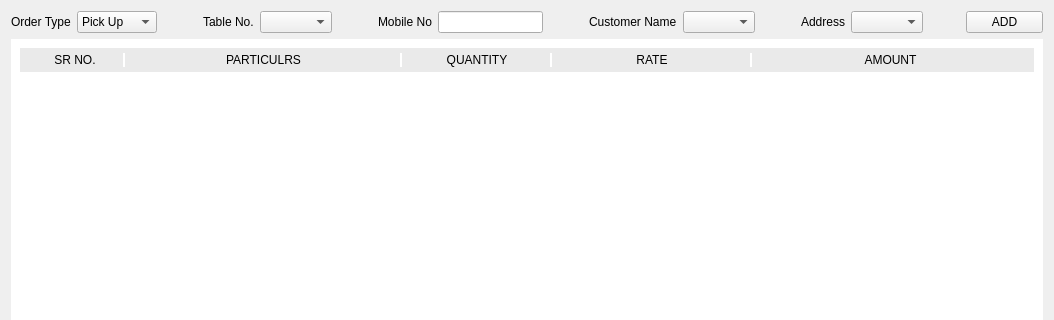
Old version of the form menu/order/orderwidget.ui in the repository Anmol-A-jain/Dyner; both pictures show x 0 to 1054 and y 0 to 320 of the 1054 by 729 pixel window.
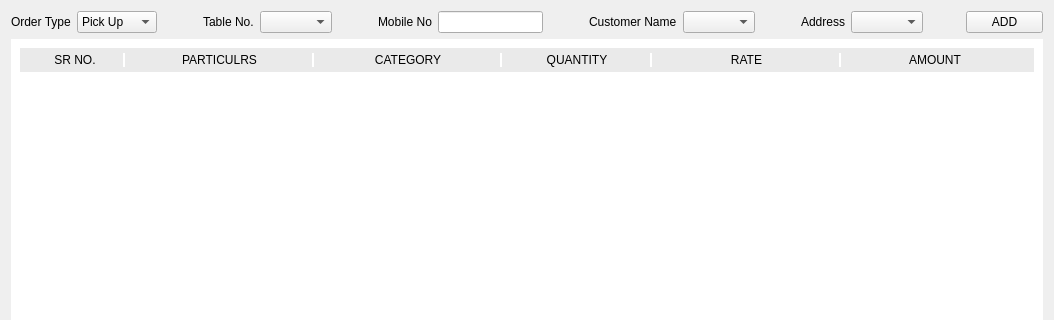
New version of the form.

Patch:
```diff
--- a/menu/order/orderwidget.ui
+++ b/menu/order/orderwidget.ui
@@ -263,6 +263,23 @@
              </property>
             </widget>
            </item>
+           <item>
+            <widget class="QLabel" name="label">
+             <property name="maximumSize">
+              <size>
+               <width>250</width>
+               <height>16777215</height>
+              </size>
+             </property>
+             <property name="styleSheet">
+              <string notr="true">border-right:2px solid white;
+</string>
+             </property>
+             <property name="text">
+              <string>&lt;html&gt;&lt;head/&gt;&lt;body&gt;&lt;p align=&quot;center&quot;&gt;CATEGORY&lt;/p&gt;&lt;/body&gt;&lt;/html&gt;</string>
+             </property>
+            </widget>
+           </item>
            <item>
             <widget class="QLabel" name="lblQty">
              <property name="maximumSize">
@@ -307,7 +324,7 @@
             <widget class="QLabel" name="lblAmt">
              <property name="maximumSize">
               <size>
-               <width>300</width>
+               <width>250</width>
                <height>16777215</height>
               </size>
              </property>
@@ -352,6 +369,21 @@
             <item>
              <widget class="QWidget" name="widget" native="true">
               <layout class="QVBoxLayout" name="verticalLayout_5">
+               <property name="spacing">
+                <number>0</number>
+               </property>
+               <property name="leftMargin">
+                <number>0</number>
+               </property>
+               <property name="topMargin">
+                <number>0</number>
+               </property>
+               <property name="rightMargin">
+                <number>0</number>
+               </property>
+               <property name="bottomMargin">
+                <number>0</number>
+               </property>
                <item>
                 <layout class="QVBoxLayout" name="displayOrderRow"/>
                </item>
```
Left out of the diff: 21 changed lines with no effect on the pictures.
